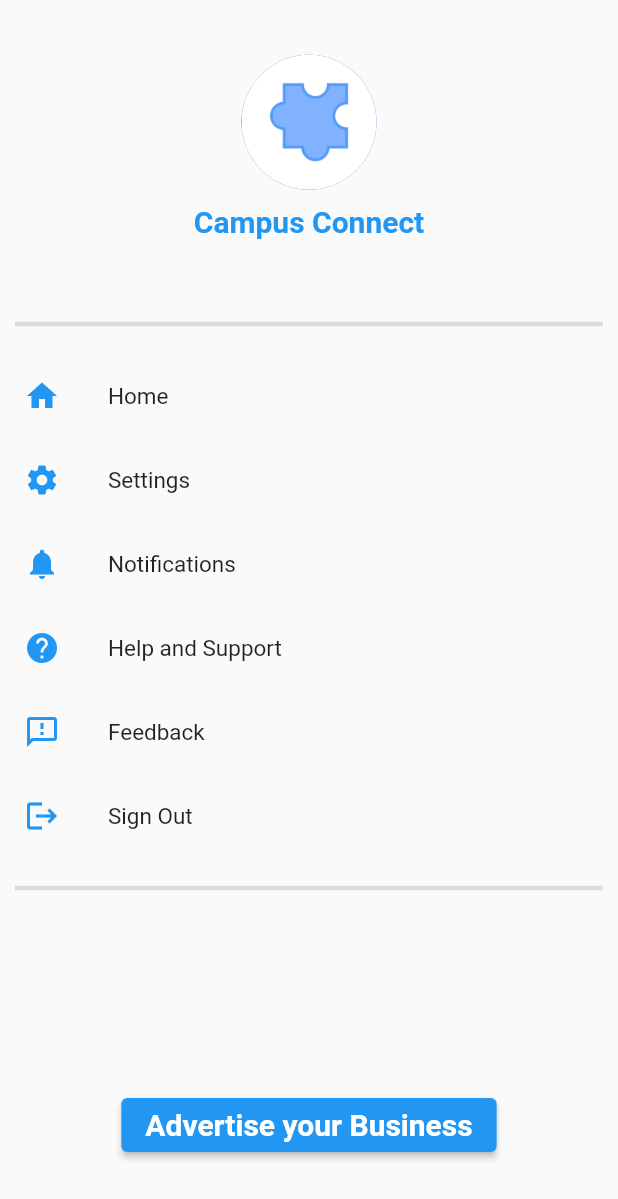
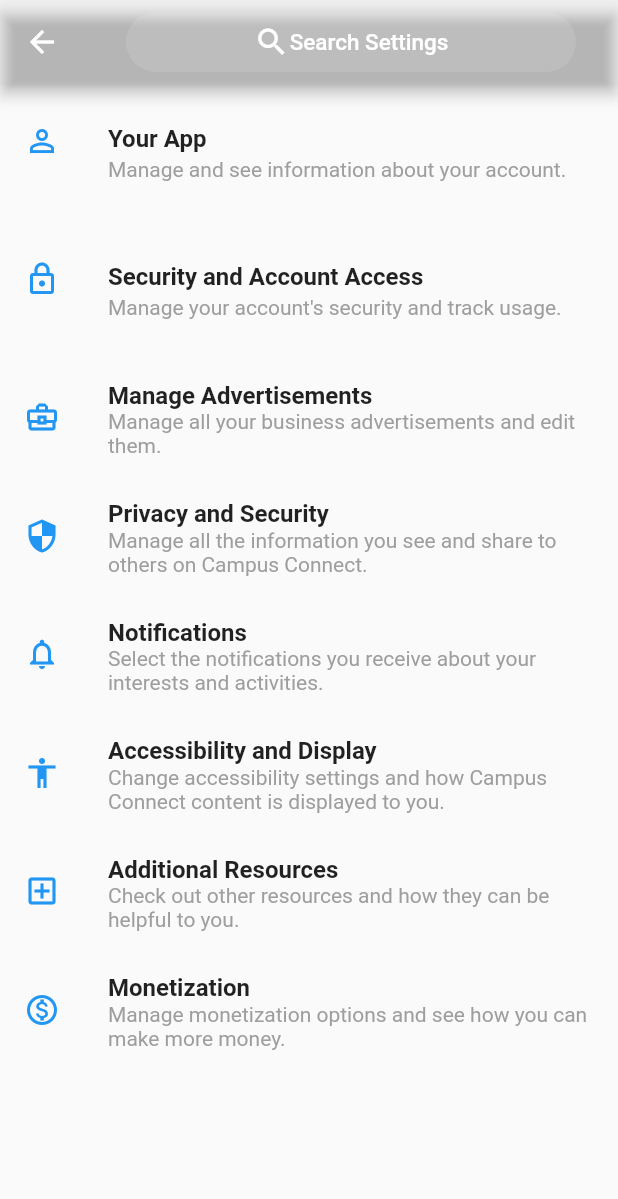
Before and after one commit to ManuelSena19/campus-connect, a Flutter app: the DrawerWidget screen opened by its route, after a tap on "Settings", on a phone screen of 412 x 824 dp. Shown: the top 1199 px of the screen. Run offline on Flutter 3.47's test engine with Material 2 defaults, Android fonts, the phone set to English and light mode, and no system bars; our stand-ins replace cloud_firestore, email_validator, firebase_auth, firebase_core, firebase_storage, flutter_secure_storage and 2 more; accounts and stored records are empty; network calls fail.

Commit message:
Started settings screen

```diff
--- a/lib/constants/routes.dart
+++ b/lib/constants/routes.dart
@@ -6,3 +6,4 @@ const resetPasswordRoute = '/reset-password-view/';
 const logicRoute = '/logic/';
 const drawerRoute = '/drawer/';
 const createAdRoute = '/create-ad-screen/';
+const settingsRoute = '/settings-screen/';
--- a/lib/main.dart
+++ b/lib/main.dart
@@ -5,6 +5,7 @@ import 'package:campus_connect/screens/home_screen.dart';
 import 'package:campus_connect/screens/login_screen.dart';
 import 'package:campus_connect/screens/register_screen.dart';
 import 'package:campus_connect/screens/reset_password_screen.dart';
+import 'package:campus_connect/screens/settings_screen.dart';
 import 'package:campus_connect/screens/verify_email_screen.dart';
 import 'package:campus_connect/utilities/drawer_widget.dart';
 import 'package:firebase_auth/firebase_auth.dart';
@@ -71,6 +72,7 @@ class _MyAppState extends State<MyApp> {
           resetPasswordRoute: (context) => const ResetPasswordScreen(),
           drawerRoute: (context) => const DrawerWidget(),
           createAdRoute: (context) => const CreateAdScreen(),
+          settingsRoute: (context) => const SettingsScreen(),
         },
         home: const HomeScreen());
   }
--- /dev/null
+++ b/lib/screens/settings_screen.dart
@@ -0,0 +1,159 @@
+import 'package:campus_connect/utilities/search_bar_widget.dart';
+import 'package:flutter/material.dart';
+
+import '../utilities/divider_widget.dart';
+
+class SettingsScreen extends StatefulWidget {
+  const SettingsScreen({Key? key}) : super(key: key);
+
+  @override
+  State<SettingsScreen> createState() => _SettingsScreenState();
+}
+
+class _SettingsScreenState extends State<SettingsScreen> {
+  @override
+  Widget build(BuildContext context) {
+    return Scaffold(
+      appBar: AppBar(
+        title: searchBarWidget("Search Settings"),
+        centerTitle: true,
+        backgroundColor: Colors.transparent,
+      ),
+      body: ListView(
+        scrollDirection: Axis.vertical,
+        children: [
+          const SizedBox(
+            height: 10,
+          ),
+          ListTile(
+            leading: const Icon(
+                Icons.person_outline,
+              color: Colors.blue,
+            ),
+            title: const Text(
+              "Your App",
+              style: TextStyle(fontWeight: FontWeight.bold),
+            ),
+            subtitle: const Text(
+              "Manage and see information about your account.",
+              style: TextStyle(color: Colors.grey),
+            ),
+            onTap: (){},
+          ),
+          const SizedBox(
+            height: 20,
+          ),
+          ListTile(
+              leading: const Icon(
+                Icons.lock_outlined,
+                color: Colors.blue,
+              ),
+            title: const Text("Security and Account Access",
+                style: TextStyle(fontWeight: FontWeight.bold)),
+            subtitle: const Text(
+              "Manage your account's security and track usage.",
+              style: TextStyle(color: Colors.grey),
+            ),
+            onTap: (){},
+          ),
+          const SizedBox(
+            height: 20,
+          ),
+          ListTile(
+            leading: const Icon(
+              Icons.business_center_outlined,
+              color: Colors.blue,
+            ),
+            title: const Text("Manage Advertisements",
+                style: TextStyle(fontWeight: FontWeight.bold)),
+            subtitle: const Text(
+              "Manage all your business advertisements and edit them.",
+              style: TextStyle(color: Colors.grey),
+            ),
+            onTap: (){},
+          ),
+          const SizedBox(
+            height: 20,
+          ),
+          ListTile(
+            leading: const Icon(
+              Icons.security_outlined,
+              color: Colors.blue,
+            ),
+            title: const Text("Privacy and Security",
+                style: TextStyle(fontWeight: FontWeight.bold)),
+            subtitle: const Text(
+              "Manage all the information you see and share to others on Campus Connect.",
+              style: TextStyle(color: Colors.grey),
+            ),
+            onTap: (){},
+          ),
+          const SizedBox(
+            height: 20,
+          ),
+          ListTile(
+            leading: const Icon(
+              Icons.notifications_none_outlined,
+              color: Colors.blue,
+            ),
+            title: const Text("Notifications",
+                style: TextStyle(fontWeight: FontWeight.bold)),
+            subtitle: const Text(
+              "Select the notifications you receive about your interests and activities.",
+              style: TextStyle(color: Colors.grey),
+            ),
+            onTap: (){},
+          ),
+          const SizedBox(
+            height: 20,
+          ),
+          ListTile(
+            leading: const Icon(
+              Icons.accessibility_outlined,
+              color: Colors.blue,
+            ),
+            title: const Text("Accessibility and Display",
+                style: TextStyle(fontWeight: FontWeight.bold)),
+            subtitle: const Text(
+              "Change accessibility settings and how Campus Connect content is displayed to you.",
+              style: TextStyle(color: Colors.grey),
+            ),
+            onTap: (){},
+          ),
+          const SizedBox(
+            height: 20,
+          ),
+          ListTile(
+            leading: const Icon(
+              Icons.add_box_outlined,
+              color: Colors.blue,
+            ),
+            title: const Text("Additional Resources",
+                style: TextStyle(fontWeight: FontWeight.bold)),
+            subtitle: const Text(
+              "Check out other resources and how they can be helpful to you.",
+              style: TextStyle(color: Colors.grey),
+            ),
+            onTap: (){},
+          ),
+          const SizedBox(
+            height: 20,
+          ),
+          ListTile(
+            leading: const Icon(
+              Icons.monetization_on_outlined,
+              color: Colors.blue,
+            ),
+            title: const Text("Monetization",
+                style: TextStyle(fontWeight: FontWeight.bold)),
+            subtitle: const Text(
+              "Manage monetization options and see how you can make more money.",
+              style: TextStyle(color: Colors.grey),
+            ),
+            onTap: (){},
+          ),
+        ],
+      ),
+    );
+  }
+}
--- /dev/null
+++ b/lib/utilities/divider_widget.dart
@@ -0,0 +1,10 @@
+import 'package:flutter/material.dart';
+
+Widget dividerWidget() {
+  return const Divider(
+    height: 40,
+    thickness: 3,
+    indent: 10,
+    endIndent: 10,
+  );
+}
--- a/lib/utilities/drawer_widget.dart
+++ b/lib/utilities/drawer_widget.dart
@@ -1,3 +1,4 @@
+import 'package:campus_connect/utilities/divider_widget.dart';
 import 'package:firebase_auth/firebase_auth.dart';
 import 'package:campus_connect/constants/routes.dart';
 import 'package:flutter/material.dart';
@@ -38,12 +39,7 @@ class DrawerWidget extends StatelessWidget {
               ],
             ),
           ),
-          const Divider(
-            height: 40,
-            thickness: 3,
-            indent: 10,
-            endIndent: 10,
-          ),
+          dividerWidget(),
           Expanded(
             flex: 5,
             child: ListView(
@@ -67,7 +63,9 @@ class DrawerWidget extends StatelessWidget {
                     'Settings',
                     style: TextStyle(fontSize: 15),
                   ),
-                  onTap: () {},
+                  onTap: () {
+                    pushRoute(settingsRoute);
+                  },
                   leading: const Icon(
                     Icons.settings,
                     color: Colors.blue,
--- /dev/null
+++ b/lib/utilities/search_bar_widget.dart
@@ -0,0 +1,27 @@
+import 'package:flutter/material.dart';
+
+Widget searchBarWidget(String labelText) {
+  return GestureDetector(
+    child: Center(
+      child: Container(
+          width: 300,
+          height: 40,
+          decoration: BoxDecoration(
+            color: Colors.white10,
+            borderRadius: BorderRadius.circular(50),
+          ),
+          child: Row(
+            mainAxisAlignment: MainAxisAlignment.start,
+            children: [
+              Expanded(child: Container()),
+              const Icon(Icons.search),
+              Text(
+                labelText,
+                style: const TextStyle(fontSize: 15),
+              ),
+              Expanded(child: Container()),
+            ],
+          )),
+    ),
+  );
+}
--- /dev/null
+++ b/lib/utilities/settings_tile_widget.dart
@@ -0,0 +1,6 @@
+import 'package:flutter/material.dart';
+import 'package:material_design_icons_flutter/material_design_icons_flutter.dart';
+
+Widget settingsTileWidget(String title, String subtitle){
+  return Container();
+}
```
Also changed, not shown: lib/screens/home_screen.dart (+13 -76 lines), lib/utilities/appbar_widget.dart (added, +32 -0 lines).
